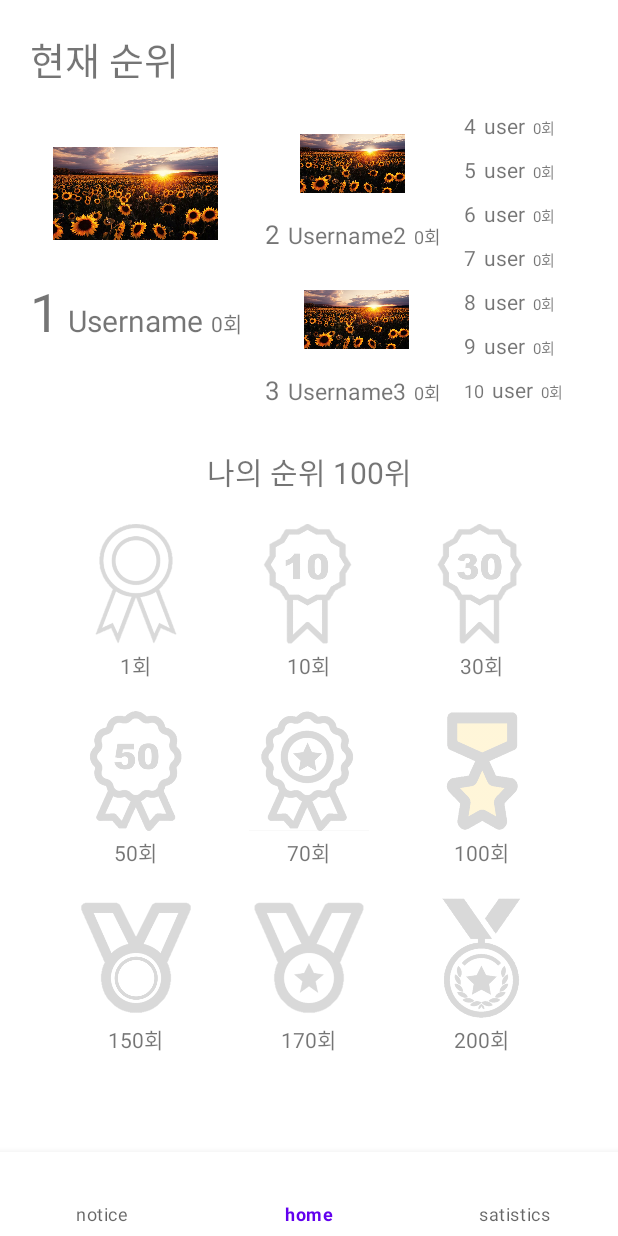
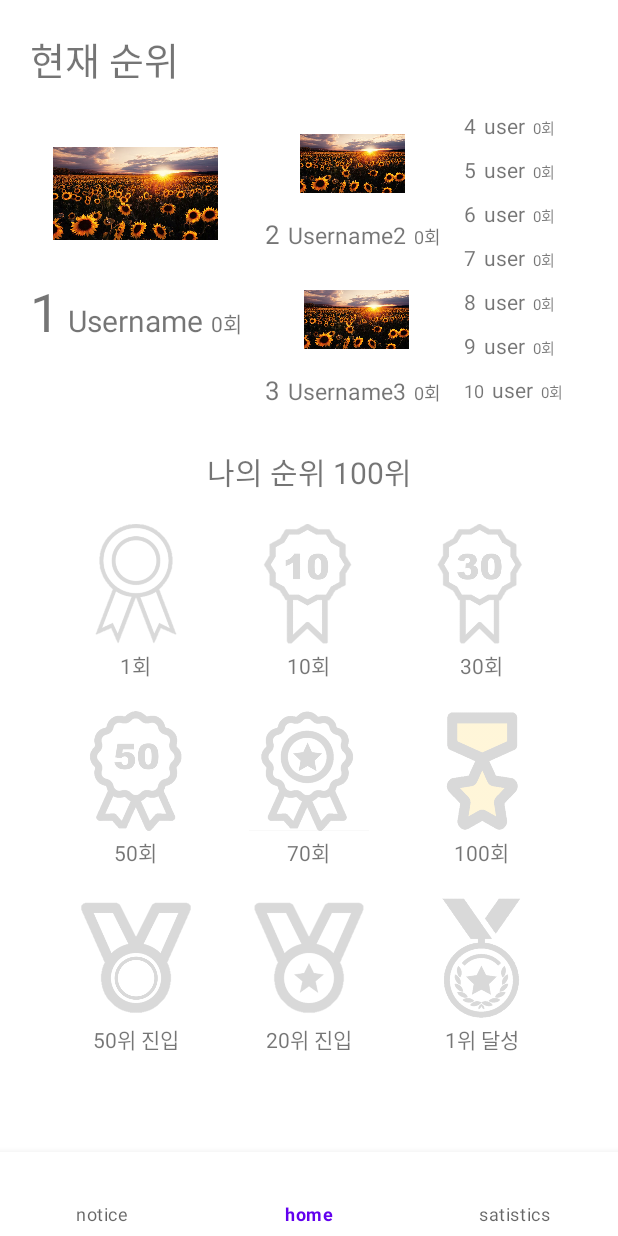
Before and after one commit to Kwonminwoo/plogging-android, an Android app: the screen it shows after launch (MainActivity), item 2 of the bottom bar chosen, on a phone screen of 412 x 824 dp. Run offline under Robolectric (Android 15) with nearby library versions, the phone set to English and light mode, and no system bars; libraries missing offline, so code that uses them is left out: com.kakao.sdk.

Commit message:
뱃지 텍스트 추가 수정

```diff
--- a/app/src/main/res/layout/fragment_home.xml
+++ b/app/src/main/res/layout/fragment_home.xml
@@ -520,7 +520,7 @@
             <TextView
                 android:layout_width="wrap_content"
                 android:layout_height="wrap_content"
-                android:text="150회" />
+                android:text="50위 진입" />
 
         </LinearLayout>
 
@@ -540,7 +540,7 @@
                 <TextView
                     android:layout_width="wrap_content"
                     android:layout_height="wrap_content"
-                    android:text="170회" />
+                    android:text="20위 진입" />
 
             </LinearLayout>
             <LinearLayout
@@ -557,7 +557,7 @@
             <TextView
                 android:layout_width="wrap_content"
                 android:layout_height="wrap_content"
-                android:text="200회" />
+                android:text="1위 달성" />
 
         </LinearLayout>
 
```
